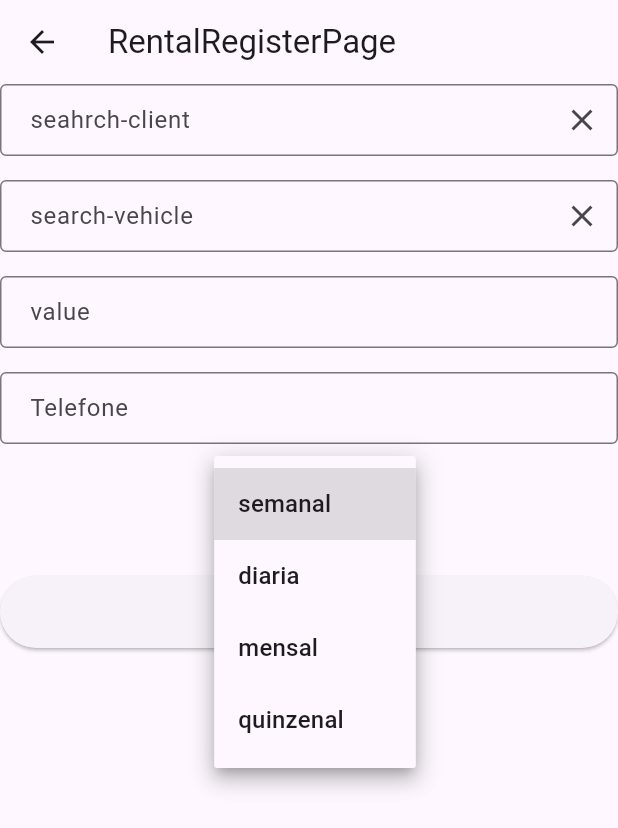
After one commit to alderjanio-oliveira/loc_master, a Flutter app: the RentalRegisterPage screen opened by its route, after a tap on "semanal", on a phone screen of 412 x 824 dp. The commit adds this screen. Shown: the top 828 px of the screen. Run offline on Flutter 3.47's test engine with Material 3 defaults, Android fonts, the phone set to English and light mode, and no system bars; our stand-ins replace drift, drift_flutter, get; accounts and stored records are empty; generated files the repository leaves out were written again.

Commit message:
retals register screen

```diff
--- a/lib/main.dart
+++ b/lib/main.dart
@@ -3,8 +3,6 @@ import 'dart:io';
 import 'package:flutter/material.dart';
 import 'package:get/get.dart';
 import 'package:loc_master/core/translations/app_translations.dart';
-import 'package:loc_master/data/database/database.dart';
-import 'package:loc_master/presentation/bindings/home_bindings.dart';
 import 'package:loc_master/presentation/routes/app_pages.dart';
 import 'package:path_provider/path_provider.dart';
 import 'package:path/path.dart' as p; // <-- Add this line
--- /dev/null
+++ b/lib/presentation/bindings/rental_register.bindings.dart
@@ -0,0 +1,18 @@
+import 'package:get/get.dart';
+import 'package:loc_master/data/repositories/vehicles_services.dart';
+import 'package:loc_master/presentation/controllers/rentals/rentals_register_controller.dart';
+
+class RentalRegisterBinding extends Bindings {
+  @override
+  void dependencies() {
+    if (!Get.isRegistered<VehiclesService>()) {
+      Get.lazyPut<VehiclesService>(() => VehiclesService(database: Get.find()));
+    }
+    Get.lazyPut<RentalRegisterController>(
+      () => RentalRegisterController(
+        vehiclesService: Get.find(),
+        db: Get.find(),
+      ),
+    );
+  }
+}
--- /dev/null
+++ b/lib/presentation/controllers/rentals/rentals_register_controller.dart
@@ -0,0 +1,54 @@
+import 'package:flutter/material.dart';
+import 'package:get/get.dart';
+import 'package:loc_master/data/database/database.dart';
+import 'package:loc_master/data/repositories/vehicles_services.dart';
+
+class RentalRegisterController extends GetxController {
+  RxList<Renter> tenants = <Renter>[].obs;
+  RxList<Vehicle> vehicles = <Vehicle>[].obs;
+  RxBool isLoading = true.obs;
+  final VehiclesService vehiclesService;
+  AppDatabase db;
+
+  TextEditingController tenantSearchController = TextEditingController();
+  TextEditingController vehicleSearchController = TextEditingController();
+  TextEditingController rentalValueController = TextEditingController();
+  TextEditingController rentalDueDayController = TextEditingController();
+  TextEditingController rentalPeriodController = TextEditingController();
+
+  RentalRegisterController({required this.db, required this.vehiclesService});
+
+  @override
+  void onInit() async {
+    super.onInit();
+    await loadTenants();
+    await loadVehicles();
+  }
+
+  loadTenants() async {
+    try {
+      final result = await db.select(db.renters).get();
+      tenants.assignAll(result);
+      print('Loaded tenants: ${tenants.length}');
+    } catch (e) {
+      Get.snackbar('Erro', 'Falha ao carregar locatários');
+    } finally {
+      isLoading.value = false;
+    }
+  }
+
+  loadVehicles() async {
+    try {
+      vehicles.value = await vehiclesService.getVehicles() ?? [];
+    } catch (e) {
+      Get.snackbar('Erro', 'Falha ao carregar veículos');
+    } finally {
+      isLoading.value = false;
+    }
+  }
+
+  onSubmit() {
+    // Lógica para submissão do formulário de aluguel
+    print('Submitting rental form');
+  }
+}
--- /dev/null
+++ b/lib/presentation/molecules/forms/rental_form.dart
@@ -0,0 +1,132 @@
+import 'package:flutter/material.dart';
+import 'package:get/get.dart';
+import 'package:loc_master/data/database/database.dart';
+import 'package:loc_master/presentation/molecules/search_field/search_field_molecule.dart';
+import '../../atoms/inputs/primary_input.dart';
+import '../../atoms/buttons/primary_button.dart';
+
+class RentalForm extends StatelessWidget {
+  final GlobalKey<FormState> formKey;
+  final TextEditingController tenantsController;
+  final TextEditingController vehiclesController;
+  final TextEditingController valueController;
+  final TextEditingController dueDayController;
+  final TextEditingController periodController;
+  final RxList<Renter> tenants;
+  final RxList<Vehicle> vehicles;
+
+  final VoidCallback onSubmit;
+  final bool isLoading;
+
+  const RentalForm({
+    super.key,
+    required this.formKey,
+    required this.tenantsController,
+    required this.vehiclesController,
+    required this.valueController,
+    required this.dueDayController,
+    required this.periodController,
+    required this.onSubmit,
+    this.isLoading = false,
+    required this.tenants,
+    required this.vehicles,
+  });
+
+  @override
+  Widget build(BuildContext context) {
+    return Form(
+      key: formKey,
+      child: Column(
+        children: [
+          SearchFieldMolecule(
+            hint: 'seahrch-client'.tr,
+            searchFunction: (query) async {
+              // Simula chamada API/DB
+              await Future.delayed(Duration(milliseconds: 300));
+              return tenants
+                  .map((renter) => renter.name)
+                  .where((c) => c.toLowerCase().contains(query.toLowerCase()))
+                  .toList();
+            },
+            itemBuilder: (tenantController) => Padding(
+              padding: const EdgeInsets.all(8.0),
+              child: Text(tenantController),
+            ),
+            onSelect: (client) {
+              print('Cliente selecionado: $client');
+            },
+            fieldController: tenantsController,
+          ),
+          const SizedBox(height: 16),
+          SearchFieldMolecule(
+            hint: 'search-vehicle'.tr,
+            searchFunction: (query) async {
+              // Simula chamada API/DB
+              await Future.delayed(Duration(milliseconds: 300));
+              return vehicles
+                  .map((vehicle) => vehicle.model)
+                  .where((c) => c.toLowerCase().contains(query.toLowerCase()))
+                  .toList();
+            },
+            itemBuilder: (vehicle) => Padding(
+              padding: const EdgeInsets.all(8.0),
+              child: Text(vehicle),
+            ),
+            onSelect: (vehicle) {
+              print('Veículo selecionado: $vehicle');
+            },
+            fieldController: vehiclesController,
+          ),
+          const SizedBox(height: 16),
+          PrimaryInput(
+            label: 'value'.tr,
+            keyboardType: TextInputType.number,
+            controller: valueController,
+            validator: (value) {
+              if (value == null || value.isEmpty) {
+                return 'Por favor, insira o valor';
+              }
+              return null;
+            },
+          ),
+          const SizedBox(height: 16),
+          PrimaryInput(
+            label: 'Telefone',
+            controller: dueDayController,
+            keyboardType: TextInputType.number,
+            validator: (value) {
+              if (value == null || value.isEmpty) {
+                return 'Por favor, insira o telefone';
+              }
+              if (double.tryParse(value) == null) {
+                return 'Valor inválido';
+              }
+              return null;
+            },
+          ),
+          const SizedBox(height: 16),
+          DropdownButton<String>(
+            value: 'semanal'.tr,
+            items: ['semanal', 'diaria', 'mensal', 'quinzenal']
+                .map((lang) => DropdownMenuItem<String>(
+                      value: lang,
+                      child: Text(lang),
+                    ))
+                .toList(),
+            onChanged: (String? value) {
+              if (value != null) {
+                periodController.text = value;
+              }
+            },
+          ),
+          const SizedBox(height: 24),
+          PrimaryButton(
+            text: 'cadastrar'.tr,
+            onPressed: onSubmit,
+            isLoading: isLoading,
+          ),
+        ],
+      ),
+    );
+  }
+}
--- a/lib/presentation/molecules/forms/consumer_form.dart
+++ b/lib/presentation/molecules/forms/renter_form.dart
@@ -2,7 +2,7 @@ import 'package:flutter/material.dart';
 import '../../atoms/inputs/primary_input.dart';
 import '../../atoms/buttons/primary_button.dart';
 
-class ConsumerForm extends StatelessWidget {
+class RenterForm extends StatelessWidget {
   final GlobalKey<FormState> formKey;
   final TextEditingController nameController;
   final TextEditingController cpfController;
@@ -12,7 +12,7 @@ class ConsumerForm extends StatelessWidget {
   final VoidCallback onSubmit;
   final bool isLoading;
 
-  const ConsumerForm({
+  const RenterForm({
     super.key,
     required this.formKey,
     required this.nameController,
--- a/lib/presentation/molecules/forms/motorcycle_form.dart
+++ b/lib/presentation/molecules/forms/vehicle_form.dart
@@ -2,7 +2,7 @@ import 'package:flutter/material.dart';
 import '../../atoms/inputs/primary_input.dart';
 import '../../atoms/buttons/primary_button.dart';
 
-class MotorcycleForm extends StatelessWidget {
+class VehicleForm extends StatelessWidget {
   final GlobalKey<FormState> formKey;
   final TextEditingController modelController;
   final TextEditingController plateController;
@@ -14,7 +14,7 @@ class MotorcycleForm extends StatelessWidget {
   final VoidCallback onSubmit;
   final bool isLoading;
 
-  const MotorcycleForm({
+  const VehicleForm({
     super.key,
     required this.formKey,
     required this.modelController,
--- /dev/null
+++ b/lib/presentation/molecules/search_field/search_field_controller.dart
@@ -0,0 +1,5 @@
+import 'package:get/get.dart';
+
+class SearchFieldController extends GetxController {
+  SearchFieldController();
+}
--- /dev/null
+++ b/lib/presentation/molecules/search_field/search_field_molecule.dart
@@ -0,0 +1,82 @@
+import 'package:flutter/material.dart';
+import 'package:get/get.dart';
+import 'package:loc_master/presentation/molecules/search_field/search_field_controller.dart';
+
+class SearchFieldMolecule<T> extends GetView<SearchFieldController> {
+  final Future<List<T>> Function(String query) searchFunction;
+  final Widget Function(T item) itemBuilder;
+  final void Function(T) onSelect;
+  final String hint;
+  final TextEditingController fieldController;
+
+  SearchFieldMolecule({
+    super.key,
+    required this.searchFunction,
+    required this.itemBuilder,
+    required this.onSelect,
+    required this.hint,
+    required this.fieldController,
+  });
+
+  RxList<T> suggestions = <T>[].obs;
+  bool loading = false;
+
+  void search(String query) async {
+    if (query.isEmpty) {
+      suggestions.clear();
+      return;
+    }
+    loading = true;
+    final results = await searchFunction(query);
+    suggestions.assignAll(results);
+    loading = false;
+  }
+
+  @override
+  Widget build(BuildContext context) {
+    return Obx(() => Column(
+          crossAxisAlignment: CrossAxisAlignment.start,
+          children: [
+            TextField(
+              controller: fieldController,
+              decoration: InputDecoration(
+                hintText: hint,
+                border: const OutlineInputBorder(),
+                contentPadding: const EdgeInsets.symmetric(
+                  horizontal: 16,
+                  vertical: 12,
+                ),
+                suffixIcon: IconButton(
+                  icon: Icon(Icons.clear),
+                  onPressed: () {
+                    fieldController.clear();
+                    suggestions.clear();
+                  },
+                ),
+              ),
+              onChanged: (value) => search(value),
+            ),
+            if (loading) LinearProgressIndicator(),
+            if (suggestions.isNotEmpty)
+              Container(
+                constraints: BoxConstraints(maxHeight: 200),
+                child: ListView.builder(
+                  shrinkWrap: true,
+                  itemCount: suggestions.length,
+                  itemBuilder: (context, index) {
+                    final item = suggestions[index];
+                    return InkWell(
+                      onTap: () {
+                        fieldController.text = item.toString();
+                        onSelect(item);
+                        suggestions.clear();
+                      },
+                      child: itemBuilder(item),
+                    );
+                  },
+                ),
+              ),
+          ],
+        ));
+  }
+}
--- a/lib/presentation/organisms/consumer_form_section.dart
+++ b/lib/presentation/organisms/consumer_form_section.dart
@@ -1,5 +1,5 @@
 import 'package:flutter/material.dart';
-import 'package:loc_master/presentation/molecules/forms/consumer_form.dart';
+import 'package:loc_master/presentation/molecules/forms/renter_form.dart';
 
 class ComsumercycleFormSection extends StatelessWidget {
   final GlobalKey<FormState> formKey;
@@ -31,7 +31,7 @@ class ComsumercycleFormSection extends StatelessWidget {
         child: Column(
           crossAxisAlignment: CrossAxisAlignment.start,
           children: [
-            ConsumerForm(
+            RenterForm(
               formKey: formKey,
               nameController: nomeController,
               cpfController: cpfController,
--- a/lib/presentation/organisms/motorcycle_form_section.dart
+++ b/lib/presentation/organisms/motorcycle_form_section.dart
@@ -1,5 +1,5 @@
 import 'package:flutter/material.dart';
-import 'package:loc_master/presentation/molecules/forms/motorcycle_form.dart';
+import 'package:loc_master/presentation/molecules/forms/vehicle_form.dart';
 
 class MotorcycleFormSection extends StatelessWidget {
   final GlobalKey<FormState> formKey;
@@ -36,7 +36,7 @@ class MotorcycleFormSection extends StatelessWidget {
         child: Column(
           crossAxisAlignment: CrossAxisAlignment.start,
           children: [
-            MotorcycleForm(
+            VehicleForm(
               formKey: formKey,
               modelController: modelController,
               plateController: plateController,
--- a/lib/presentation/pages/home/sections/template_button_section.dart
+++ b/lib/presentation/pages/home/sections/template_button_section.dart
@@ -32,9 +32,9 @@ class TemplateButtonSection extends StatelessWidget {
             label: 'search'.tr,
           ),
           secondButton: MLabelButton(
-            icon: const Icon(Icons.payment),
-            onPressed: () => Get.toNamed(Routes.rentals),
-            label: 'payments'.tr,
+            icon: const Icon(Icons.assignment_rounded),
+            onPressed: () => Get.toNamed(Routes.rentalRegister),
+            label: 'rentals'.tr,
           ),
         ),
       ],
--- /dev/null
+++ b/lib/presentation/pages/rentals/rentals_register_page.dart
@@ -0,0 +1,27 @@
+import 'package:flutter/material.dart';
+import 'package:get/get.dart';
+import 'package:loc_master/presentation/controllers/rentals/rentals_register_controller.dart';
+import 'package:loc_master/presentation/molecules/forms/rental_form.dart';
+
+class RentalRegisterPage extends GetView<RentalRegisterController> {
+  RentalRegisterPage({super.key});
+  // Crie a GlobalKey aqui, na página
+  final _formKey = GlobalKey<FormState>();
+
+  @override
+  Widget build(BuildContext context) {
+    return Scaffold(
+        appBar: AppBar(title: Text('RentalRegisterPage')),
+        body: RentalForm(
+          formKey: _formKey,
+          tenantsController: controller.tenantSearchController,
+          vehiclesController: controller.vehicleSearchController,
+          valueController: controller.rentalValueController,
+          dueDayController: controller.rentalDueDayController,
+          periodController: controller.rentalPeriodController,
+          onSubmit: controller.onSubmit,
+          tenants: controller.tenants,
+          vehicles: controller.vehicles,
+        ));
+  }
+}
--- a/lib/presentation/routes/app_pages.dart
+++ b/lib/presentation/routes/app_pages.dart
@@ -2,6 +2,7 @@ import 'package:get/get.dart';
 import 'package:loc_master/presentation/bindings/details_renters.bindings.dart';
 import 'package:loc_master/presentation/bindings/home_bindings.dart';
 import 'package:loc_master/presentation/bindings/rental_bindings.dart';
+import 'package:loc_master/presentation/bindings/rental_register.bindings.dart';
 import 'package:loc_master/presentation/bindings/renter_bindings.dart';
 import 'package:loc_master/presentation/bindings/search_bindings.dart';
 import 'package:loc_master/presentation/bindings/tenant_register_binding.dart';
@@ -10,6 +11,7 @@ import 'package:loc_master/presentation/bindings/vehicle_details_binding.dart';
 import 'package:loc_master/presentation/bindings/vehicle_register_binding.dart';
 import 'package:loc_master/presentation/organisms/renters/search_page.dart';
 import 'package:loc_master/presentation/pages/home/home_page.dart';
+import 'package:loc_master/presentation/pages/rentals/rentals_register_page.dart';
 import 'package:loc_master/presentation/pages/rentals/retals_page.dart';
 import 'package:loc_master/presentation/pages/tenants/tenant_register_page.dart';
 import 'package:loc_master/presentation/pages/tenants/tenant_details_page.dart';
@@ -66,5 +68,10 @@ class AppPages {
       page: () => TenantDetailsPage(),
       binding: DetailsRetersBinding(),
     ),
+    GetPage(
+      name: Routes.rentalRegister,
+      page: () => RentalRegisterPage(),
+      binding: RentalRegisterBinding(),
+    ),
   ];
 }
--- a/lib/presentation/routes/app_routes.dart
+++ b/lib/presentation/routes/app_routes.dart
@@ -12,5 +12,6 @@ abstract class Routes {
   static const String search = '/search';
   static const String rentals = '/rentals';
   static const String detailsRenters = '/details/renters';
+  static const String rentalRegister = '/rental/register';
   // ... outras rotas
 }
```
Also changed, not shown: 8 other files.
